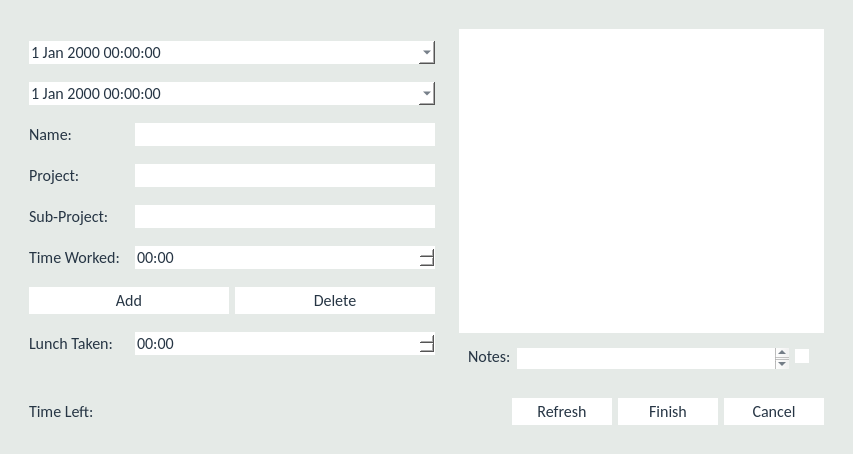
Qt form Source/Time-Track/shifteditform.ui (joshuawootonn/time-track) before a commit.
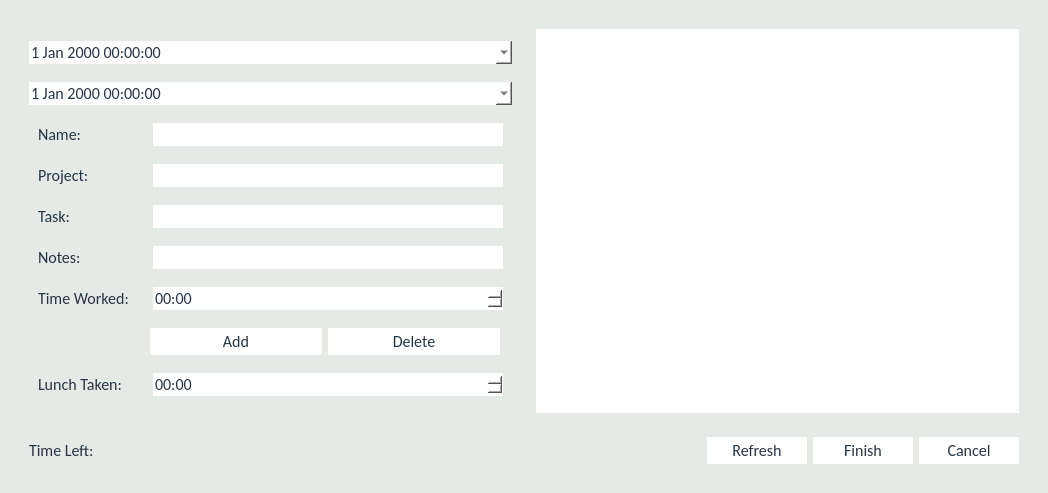
The same form after that commit.

Commit message: note section revamp

```diff
--- a/Source/Time-Track/shifteditform.ui
+++ b/Source/Time-Track/shifteditform.ui
@@ -6,8 +6,8 @@
    <rect>
     <x>0</x>
     <y>0</y>
-    <width>853</width>
-    <height>454</height>
+    <width>1048</width>
+    <height>493</height>
    </rect>
   </property>
   <property name="font">
@@ -150,18 +150,26 @@
             <enum>QLayout::SetMinimumSize</enum>
            </property>
            <item>
-            <widget class="QDateTimeEdit" name="DateTime1">
-             <property name="calendarPopup">
-              <bool>true</bool>
-             </property>
-            </widget>
+            <layout class="QHBoxLayout" name="horizontalLayout_3">
+             <item>
+              <widget class="QDateTimeEdit" name="DateTime1">
+               <property name="calendarPopup">
+                <bool>true</bool>
+               </property>
+              </widget>
+             </item>
+            </layout>
            </item>
            <item>
-            <widget class="QDateTimeEdit" name="DateTime2">
-             <property name="calendarPopup">
-              <bool>true</bool>
-             </property>
-            </widget>
+            <layout class="QHBoxLayout" name="horizontalLayout_11">
+             <item>
+              <widget class="QDateTimeEdit" name="DateTime2">
+               <property name="calendarPopup">
+                <bool>true</bool>
+               </property>
+              </widget>
+             </item>
+            </layout>
            </item>
            <item>
             <layout class="QHBoxLayout" name="horizontalLayout_4">
@@ -188,13 +196,13 @@
               <widget class="QComboBox" name="Name">
                <property name="minimumSize">
                 <size>
-                 <width>300</width>
+                 <width>350</width>
                  <height>0</height>
                 </size>
                </property>
                <property name="maximumSize">
                 <size>
-                 <width>300</width>
+                 <width>350</width>
                  <height>16777215</height>
                 </size>
                </property>
@@ -207,6 +215,9 @@
            </item>
            <item>
             <layout class="QHBoxLayout" name="horizontalLayout_5">
+             <property name="spacing">
+              <number>6</number>
+             </property>
              <item>
               <widget class="QLabel" name="label_4">
                <property name="minimumSize">
@@ -230,13 +241,13 @@
               <widget class="QComboBox" name="Projects">
                <property name="minimumSize">
                 <size>
-                 <width>300</width>
+                 <width>350</width>
                  <height>0</height>
                 </size>
                </property>
                <property name="maximumSize">
                 <size>
-                 <width>300</width>
+                 <width>350</width>
                  <height>16777215</height>
                 </size>
                </property>
@@ -267,7 +278,7 @@
                 </size>
                </property>
                <property name="text">
-                <string>Sub-Project:</string>
+                <string>Task:</string>
                </property>
               </widget>
              </item>
@@ -275,13 +286,13 @@
               <widget class="QComboBox" name="Items">
                <property name="minimumSize">
                 <size>
-                 <width>300</width>
+                 <width>350</width>
                  <height>0</height>
                 </size>
                </property>
                <property name="maximumSize">
                 <size>
-                 <width>300</width>
+                 <width>350</width>
                  <height>16777215</height>
                 </size>
                </property>
@@ -292,6 +303,45 @@
              </item>
             </layout>
            </item>
+           <item>
+            <layout class="QHBoxLayout" name="horizontalLayout_10">
+             <item>
+              <widget class="QLabel" name="Description_label">
+               <property name="minimumSize">
+                <size>
+                 <width>100</width>
+                 <height>0</height>
+                </size>
+               </property>
+               <property name="maximumSize">
+                <size>
+                 <width>100</width>
+                 <height>16777215</height>
+                </size>
+               </property>
+               <property name="text">
+                <string>Notes:</string>
+               </property>
+              </widget>
+             </item>
+             <item>
+              <widget class="QLineEdit" name="Description">
+               <property name="minimumSize">
+                <size>
+                 <width>350</width>
+                 <height>0</height>
+                </size>
+               </property>
+               <property name="maximumSize">
+                <size>
+                 <width>350</width>
+                 <height>16777215</height>
+                </size>
+               </property>
+              </widget>
+             </item>
+            </layout>
+           </item>
            <item>
             <layout class="QHBoxLayout" name="horizontalLayout_9">
              <item>
@@ -317,10 +367,16 @@
               <widget class="QTimeEdit" name="Times">
                <property name="minimumSize">
                 <size>
-                 <width>300</width>
+                 <width>350</width>
                  <height>0</height>
                 </size>
                </property>
+               <property name="maximumSize">
+                <size>
+                 <width>350</width>
+                 <height>16777215</height>
+                </size>
+               </property>
                <property name="displayFormat">
                 <string>hh:mm</string>
                </property>
@@ -330,8 +386,36 @@
            </item>
            <item>
             <layout class="QHBoxLayout" name="horizontalLayout_7">
+             <property name="rightMargin">
+              <number>12</number>
+             </property>
+             <item>
+              <spacer name="horizontalSpacer_2">
+               <property name="orientation">
+                <enum>Qt::Horizontal</enum>
+               </property>
+               <property name="sizeHint" stdset="0">
+                <size>
+                 <width>40</width>
+                 <height>20</height>
+                </size>
+               </property>
+              </spacer>
+             </item>
              <item>
               <widget class="QPushButton" name="Add">
+               <property name="minimumSize">
+                <size>
+                 <width>172</width>
+                 <height>0</height>
+                </size>
+               </property>
+               <property name="maximumSize">
+                <size>
+                 <width>172</width>
+                 <height>16777215</height>
+                </size>
+               </property>
                <property name="focusPolicy">
                 <enum>Qt::StrongFocus</enum>
                </property>
@@ -342,9 +426,15 @@
              </item>
              <item>
               <widget class="QPushButton" name="Delete">
+               <property name="minimumSize">
+                <size>
+                 <width>172</width>
+                 <height>0</height>
+                </size>
+               </property>
                <property name="maximumSize">
                 <size>
-                 <width>250</width>
+                 <width>172</width>
                  <height>16777215</height>
                 </size>
                </property>
@@ -383,10 +473,16 @@
               <widget class="QTimeEdit" name="Lunch">
                <property name="minimumSize">
                 <size>
-                 <width>300</width>
+                 <width>350</width>
                  <height>0</height>
                 </size>
                </property>
+               <property name="maximumSize">
+                <size>
+                 <width>350</width>
+                 <height>16777215</height>
+                </size>
+               </property>
                <property name="maximumTime">
                 <time>
                  <hour>1</hour>
@@ -417,63 +513,6 @@
              </attribute>
             </widget>
            </item>
-           <item>
-            <widget class="QWidget" name="DescriptionWidget" native="true">
-             <property name="sizePolicy">
-              <sizepolicy hsizetype="Preferred" vsizetype="Preferred">
-               <horstretch>0</horstretch>
-               <verstretch>0</verstretch>
-              </sizepolicy>
-             </property>
-             <property name="maximumSize">
-              <size>
-               <width>16777215</width>
-               <height>35</height>
-              </size>
-             </property>
-             <layout class="QHBoxLayout" name="horizontalLayout_3">
-              <item>
-               <widget class="QLabel" name="label_2">
-                <property name="maximumSize">
-                 <size>
-                  <width>16777215</width>
-                  <height>26</height>
-                 </size>
-                </property>
-                <property name="text">
-                 <string>Notes:</string>
-                </property>
-               </widget>
-              </item>
-              <item>
-               <widget class="QTextEdit" name="Description">
-                <property name="minimumSize">
-                 <size>
-                  <width>0</width>
-                  <height>21</height>
-                 </size>
-                </property>
-                <property name="maximumSize">
-                 <size>
-                  <width>16777215</width>
-                  <height>26</height>
-                 </size>
-                </property>
-               </widget>
-              </item>
-              <item>
-               <widget class="QCheckBox" name="Description_Check">
-                <property name="text">
-                 <string/>
-                </property>
-                <property name="tristate">
-                 <bool>false</bool>
-                </property>
-               </widget>
-              </item>
-             </layout>
-            </widget>
-           </item>
           </layout>
          </widget>
         </item>
@@ -496,6 +535,26 @@
            </property>
           </widget>
          </item>
+         <item>
+          <spacer name="horizontalSpacer_3">
+           <property name="orientation">
+            <enum>Qt::Horizontal</enum>
+           </property>
+           <property name="sizeHint" stdset="0">
+            <size>
+             <width>40</width>
+             <height>20</height>
+            </size>
+           </property>
+          </spacer>
+         </item>
+         <item>
+          <widget class="QLabel" name="error">
+           <property name="text">
+            <string/>
+           </property>
+          </widget>
+         </item>
          <item>
           <spacer name="horizontalSpacer">
            <property name="orientation">
```
Left out of the diff: 6 changed lines with no effect on the pictures. The commit also changes 26 other files.
